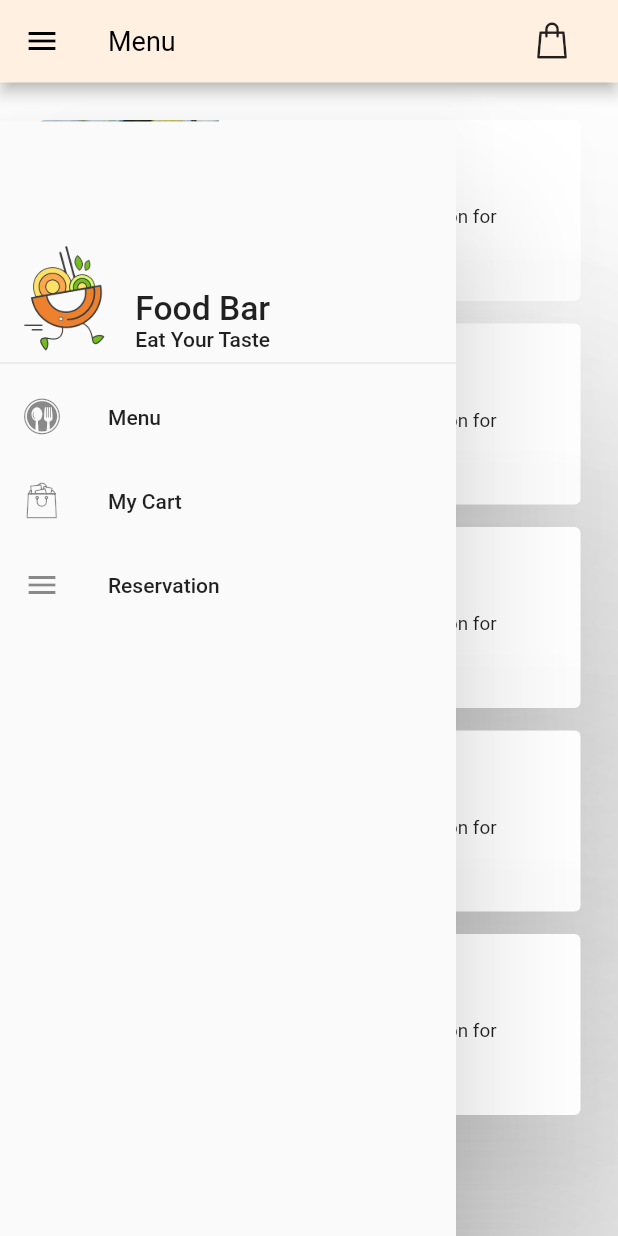
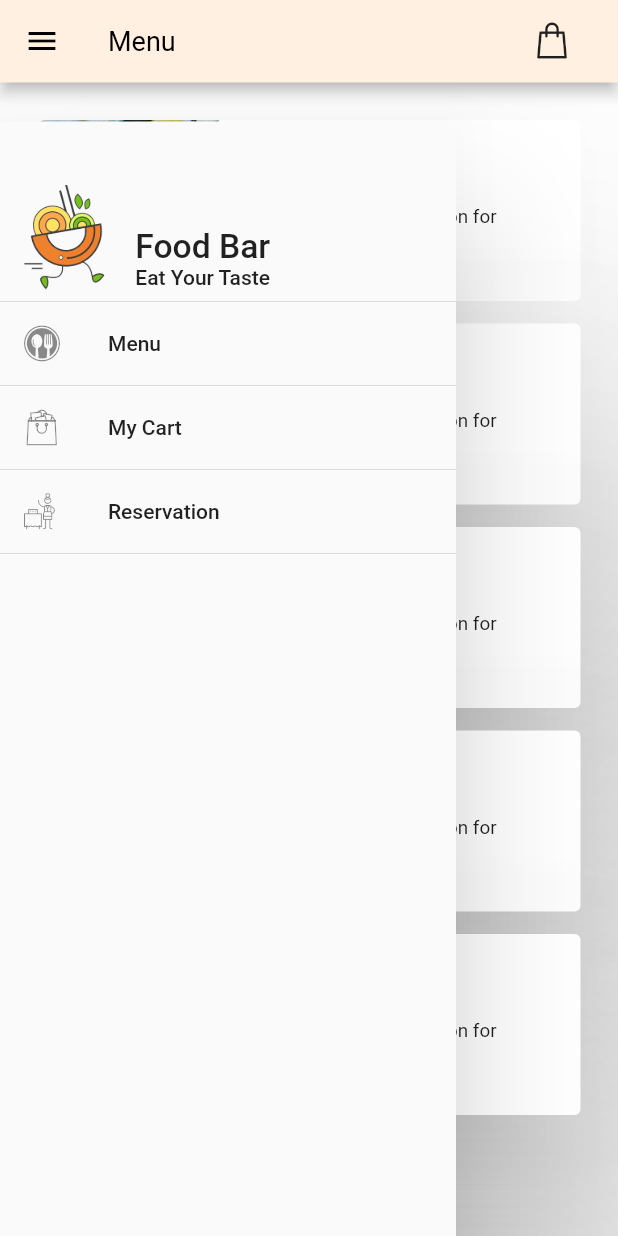
Before and after one commit to navidshad/foodbar_app, a Flutter app: the screen it shows after launch, with the side drawer open, on a phone screen of 412 x 824 dp. Run offline on Flutter 3.47's test engine with Material 2 defaults, Android fonts, the phone set to English and light mode, and no system bars; our stand-ins replace rxdart.

Commit message:
added reservation tab solved "closed error" for some blocs

```diff
--- a/lib/screens/screen_appFrame.dart
+++ b/lib/screens/screen_appFrame.dart
@@ -20,7 +20,7 @@ class _AppFrameState extends State<AppFrame>
   @override
   void initState() {
     super.initState();
-    _tabController = TabController(vsync: this, length: 2);
+    _tabController = TabController(vsync: this, length: 3);
     _tabController.addListener(onTabViewChanged);
   }
 
@@ -57,6 +57,8 @@ class _AppFrameState extends State<AppFrame>
 
               // cartBloc was provided by the route of this page
               CartTab(),
+
+              ReservationTab(),
             ],
           );
         },
@@ -67,8 +69,10 @@ class _AppFrameState extends State<AppFrame>
   int getTypeIndex(FrameTabType type) {
     if (type == FrameTabType.MENU)
       return 0;
-    else
+    else if(type == FrameTabType.CART)
       return 1;
+    else if(type == FrameTabType.Reserve)
+      return 2;
   }
 
   void onTabViewChanged() {
--- a/lib/screens/screens.dart
+++ b/lib/screens/screens.dart
@@ -7,3 +7,4 @@ export './tab_menu_onePageView.dart';
 export './tab_menu_twoPageCategoriesView.dart';
 export './screen_singleCategory.dart';
 export './screen_singleFood.dart';
+export './tab_reservation.dart';
--- a/lib/screens/tab_cart.dart
+++ b/lib/screens/tab_cart.dart
@@ -51,10 +51,4 @@ class _CartTabState extends State<CartTab> {
       },
     );
   }
-
-  @override
-  void dispose() {
-    bloc.dispose();
-    super.dispose();
-  }
 }
--- a/lib/screens/tab_menu.dart
+++ b/lib/screens/tab_menu.dart
@@ -46,10 +46,4 @@ class _MenuTabState extends State<MenuTab> {
     MenuEvent event = MenuEvent(AppProperties.menuType);
     bloc.eventSink.add(event);
   }
-
-  @override
-  void dispose() {
-    bloc.dispose();
-    super.dispose();
-  }
 }
--- a/lib/settings/app_properties.dart
+++ b/lib/settings/app_properties.dart
@@ -31,7 +31,7 @@ class AppProperties {
   static IconData menuIcon = FoodBarIcons.spoon_and_fork;
   static IconData cartIcon = FoodBarIcons.shopping_bag_not_empty;
   static IconData cartIconEmpty = FoodBarIcons.shopping_bag;
-  static IconData reservationIcon = Icons.menu;
+  static IconData reservationIcon = FoodBarIcons.reservation02;
 
   // payment
   static double deliveryChages = 30;
--- a/lib/settings/types.dart
+++ b/lib/settings/types.dart
@@ -1,2 +1,2 @@
-enum FrameTabType { MENU, CART }
+enum FrameTabType { MENU, CART, Reserve, }
 enum MenuType { OnePage, TwoPage }
--- a/lib/utilities/food_bar_icons.dart
+++ b/lib/utilities/food_bar_icons.dart
@@ -30,7 +30,7 @@ import 'package:flutter/widgets.dart';
 class FoodBarIcons {
   FoodBarIcons._();
 
-  static const _kFontFam = 'FoodBar';
+  static const _kFontFam = 'FoodBarIcons';
 
   static const IconData like = const IconData(0xe800, fontFamily: _kFontFam);
   static const IconData like_flat = const IconData(0xe801, fontFamily: _kFontFam);
@@ -44,4 +44,6 @@ class FoodBarIcons {
   static const IconData success = const IconData(0xe809, fontFamily: _kFontFam);
   static const IconData error = const IconData(0xe80a, fontFamily: _kFontFam);
   static const IconData spoon_and_fork = const IconData(0xe80b, fontFamily: _kFontFam);
+  static const IconData reservation01 = const IconData(0xe80c, fontFamily: _kFontFam);
+  static const IconData reservation02 = const IconData(0xe80d, fontFamily: _kFontFam);
 }
--- a/lib/widgets/cart_button.dart
+++ b/lib/widgets/cart_button.dart
@@ -78,6 +78,6 @@ class _CartButtonState extends State<CartButton> {
 
   void goToCartPage () {
     Navigator.popUntil(context, (route) => (route.settings.name == '/home'));
-    frameBloc.eventSink.add(AppFrameEvent(FrameTabType.MENU));
+    frameBloc.eventSink.add(AppFrameEvent(switchFrom: FrameTabType.MENU));
   }
 }
--- a/lib/widgets/custom_app_bar.dart
+++ b/lib/widgets/custom_app_bar.dart
@@ -53,6 +53,14 @@ class _CustomAppBarState extends State<CustomAppBar> {
         child: Icon(FoodBarIcons.spoon_and_fork),
         onPressed: onAppBarActionButtonPressed,
       );
+    } else if (type == FrameTabType.Reserve) {
+      // actionBtn = FlatButton(
+      //   child: Icon(FoodBarIcons.shopping_bag),
+      //   onPressed: onAppBarActionButtonPressed,
+      // );
+      actionBtn = CartButton(
+        onTap: onAppBarActionButtonPressed,
+      );
     }
 
     // build appbar
@@ -64,7 +72,7 @@ class _CustomAppBarState extends State<CustomAppBar> {
   }
 
   void onAppBarActionButtonPressed() {
-    AppFrameEvent event = AppFrameEvent(currentTab);
+    AppFrameEvent event = AppFrameEvent(switchFrom: currentTab);
     bloc.eventSink.add(event);
   }
 
--- a/lib/widgets/custom_drawer.dart
+++ b/lib/widgets/custom_drawer.dart
@@ -40,8 +40,10 @@ class _CustomDrawerState extends State<CustomDrawer> {
             child: ListView(
               padding: EdgeInsets.zero,
               children: <Widget>[
-                DrawerHeader(
-                  //decoration: BoxDecoration(color: AppProperties.mainColor),
+                Container(
+                  height: 120,
+                  child: DrawerHeader(
+                    margin: EdgeInsets.all(0),
                     child: Row(
                       mainAxisAlignment: MainAxisAlignment.start,
                       crossAxisAlignment: CrossAxisAlignment.end,
@@ -65,21 +67,31 @@ class _CustomDrawerState extends State<CustomDrawer> {
                       ],
                     ),
                   ),
+                ),
                 ListTile(
                   title: Text(AppProperties.menuTitle),
                   leading: Icon(AppProperties.menuIcon),
-                  onTap: () {},
+                  onTap: () => switchTab(FrameTabType.MENU),
+                ),
+                Divider(
+                  height: 0,
                 ),
                 ListTile(
                   title: Text(AppProperties.cartTitle),
                   leading: Icon(AppProperties.cartIcon),
-                  onTap: () {},
+                  onTap: () => switchTab(FrameTabType.CART),
+                ),
+                Divider(
+                  height: 0,
                 ),
                 ListTile(
                   title: Text(AppProperties.reservationTitle),
                   leading: Icon(AppProperties.reservationIcon),
-                  onTap: () {},
-                )
+                  onTap: () => switchTab(FrameTabType.Reserve),
+                ),
+                Divider(
+                  height: 0,
+                ),
               ],
             ),
           ),
@@ -87,4 +99,9 @@ class _CustomDrawerState extends State<CustomDrawer> {
       },
     );
   }
+
+  void switchTab(FrameTabType type) {
+    bloc.eventSink.add(AppFrameEvent(switchTo: type));
+    Navigator.pop(context);
   }
+}
--- a/pubspec.yaml
+++ b/pubspec.yaml
@@ -66,7 +66,7 @@ flutter:
   # list giving the asset and other descriptors for the font. For
   # example:
   fonts:
-    - family:  FoodBar
+    - family:  FoodBarIcons
       fonts:
       - asset: assets/fonts/FoodBarIcons.ttf
   #
```
Also changed, not shown: lib/bloc/app_frame_bloc.dart (+30 -8 lines), lib/screens/tab_reservation.dart (added, +17 -0 lines), assets/fonts/FoodBarIcons.ttf. Lines whose indentation alone changed are shown as unchanged.
